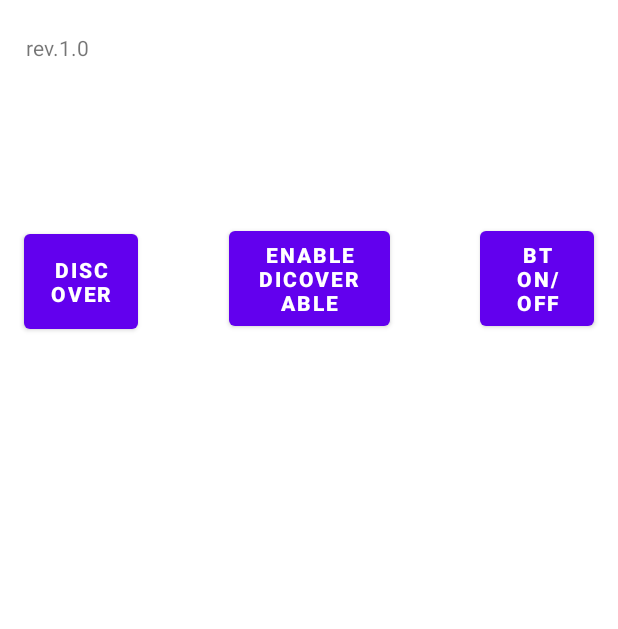
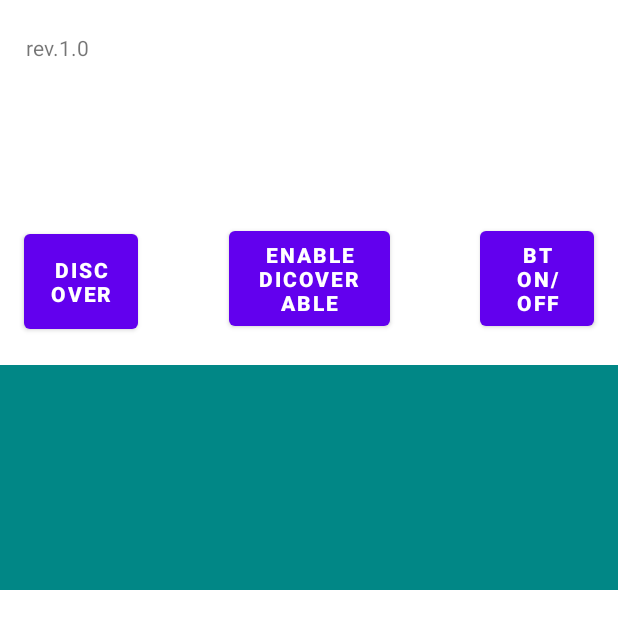
Before and after one commit to justmalysa/HeartRateSensor, an Android app: the layout activity_main.xml on its own in the app's theme, with its tools: preview values and no code run, on a phone screen of 412 x 824 dp. Shown: the top 629 px of the screen. Run offline under Robolectric (Android 15) with nearby library versions, the phone set to English and light mode, and no system bars.

Commit message:
another commit

```diff
--- a/HR_SpO2_android_app/app/src/main/res/layout/activity_main.xml
+++ b/HR_SpO2_android_app/app/src/main/res/layout/activity_main.xml
@@ -37,6 +37,7 @@
         android:id="@+id/btnDiscoverable_on_off"
         android:layout_width="107dp"
         android:layout_height="75dp"
+        android:clickable="true"
         android:onClick="btnEnableDisable_Discoverable"
         android:text="@string/enable_discoverable"
         android:textStyle="bold"
@@ -52,6 +53,7 @@
         android:layout_width="76dp"
         android:layout_height="75dp"
         android:layout_marginStart="16dp"
+        android:clickable="true"
         android:onClick="btnDiscover"
         android:text="@string/btn_discover"
         android:textStyle="bold"
@@ -70,7 +72,8 @@
         app:layout_constraintEnd_toEndOf="parent"
         app:layout_constraintHorizontal_bias="0.0"
         app:layout_constraintStart_toStartOf="parent"
-        app:layout_constraintTop_toBottomOf="@+id/btnDiscoverable_on_off" />
+        app:layout_constraintTop_toBottomOf="@+id/btnDiscoverable_on_off"
+        tools:background="@color/teal_700" />
 
 
 </androidx.constraintlayout.widget.ConstraintLayout>
--- a/HR_SpO2_android_app/app/src/main/res/layout/device_adapter_view.xml
+++ b/HR_SpO2_android_app/app/src/main/res/layout/device_adapter_view.xml
@@ -10,6 +10,7 @@
         android:id="@+id/tvDeviceName"
         android:layout_width="388dp"
         android:layout_height="30dp"
+        android:background="@color/design_default_color_error"
         android:textSize="15sp"
         app:layout_constraintBottom_toTopOf="@+id/tvDeviceAddress"
         app:layout_constraintEnd_toEndOf="parent"
@@ -23,6 +24,7 @@
         android:layout_width="388dp"
         android:layout_height="33dp"
         android:layout_marginBottom="536dp"
+        android:background="@color/purple_200"
         android:textSize="15sp"
         app:layout_constraintBottom_toBottomOf="parent"
         app:layout_constraintEnd_toEndOf="parent"
```
Also changed, not shown: HR_SpO2_android_app/app/src/main/AndroidManifest.xml (+3 -9 lines), HR_SpO2_android_app/app/src/main/java/com/example/heartratesensorapp/DeviceListAdapter.java (+17 -10 lines), HR_SpO2_android_app/app/src/main/java/com/example/heartratesensorapp/MainActivity.java (+20 -10 lines).
